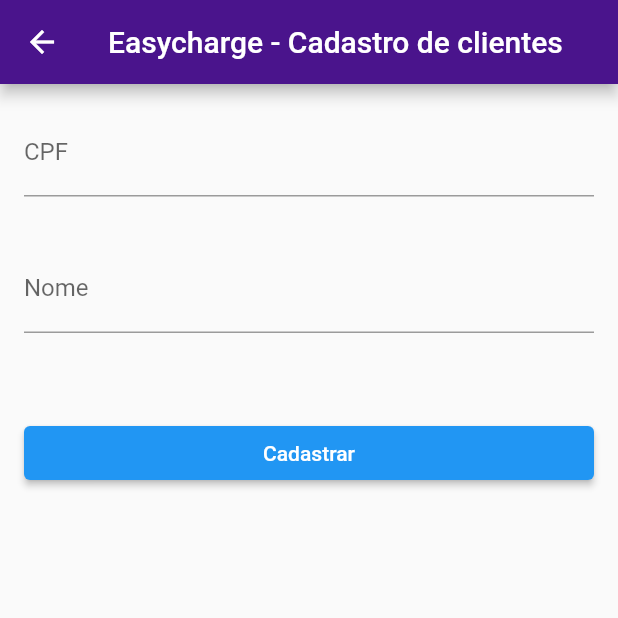
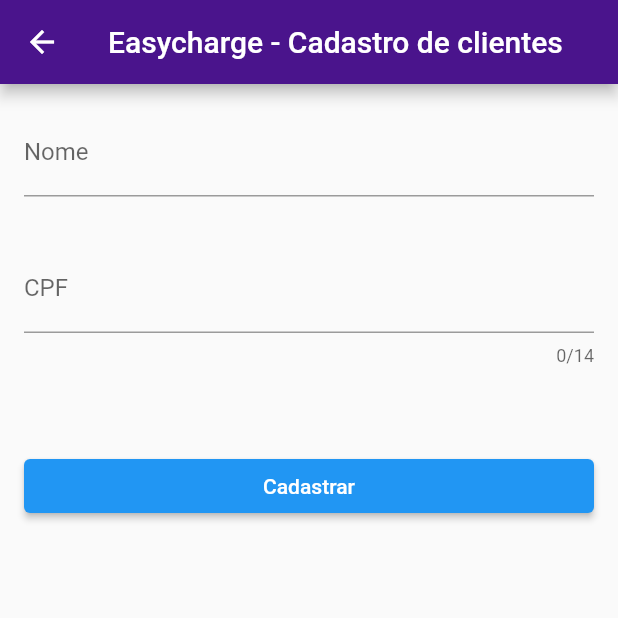
Before and after one commit to levelup-srtch/easycharge-app, a Flutter app: the FormularioDeCliente screen opened directly, on a phone screen of 412 x 824 dp, the top half of it. Run offline on Flutter 3.47's test engine with Material 2 defaults, Android fonts, the phone set to English and light mode, and no system bars.

Commit message:
Alterações campo de cpf

```diff
--- a/lib/screens/cliente/formulario.dart
+++ b/lib/screens/cliente/formulario.dart
@@ -6,8 +6,8 @@
 
 
 class FormularioDeCliente extends StatelessWidget {
-  TextEditingController nomeController = TextEditingController();
-  TextEditingController cpfController = TextEditingController();
+  TextEditingController _nomeController = TextEditingController();
+  TextEditingController _cpfController = TextEditingController();
 
   @override
   Widget build(BuildContext context) {
@@ -18,18 +18,20 @@
           Padding(
             padding: const EdgeInsets.all(16),
             child: TextField(
-              controller: cpfController,
-              decoration: InputDecoration(
-                labelText: 'CPF',
-                hintText: '000.000.000-00',
-              ),
+              controller: _nomeController,
+              decoration: InputDecoration(labelText: 'Nome'),
             ),
           ),
           Padding(
             padding: const EdgeInsets.all(16),
             child: TextField(
-              controller: nomeController,
-              decoration: InputDecoration(labelText: 'Nome'),
+              controller: _cpfController,
+              decoration: InputDecoration(
+                labelText: 'CPF',
+                hintText: '000.000.000-00',
+                ),
+              maxLength: 14,
+              keyboardType: TextInputType.number
             ),
           ),
           Padding(
@@ -38,8 +40,8 @@
               child: Text('Cadastrar'),
               onPressed: () {
                 debugPrint('CADASTROU...');
-                String cpfDoCliente = cpfController.text;
-                String nomeDoCliente = nomeController.text;
+                String cpfDoCliente = _cpfController.text;
+                String nomeDoCliente = _nomeController.text;
 
                 Cliente novoCliente = Cliente(nomeDoCliente, cpfDoCliente);
 
```
